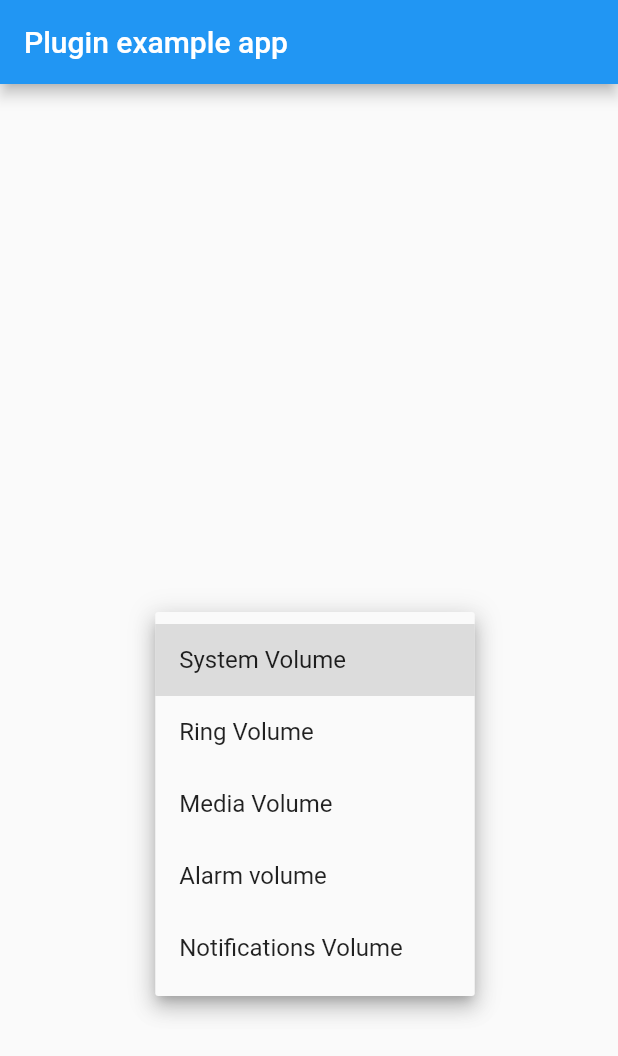
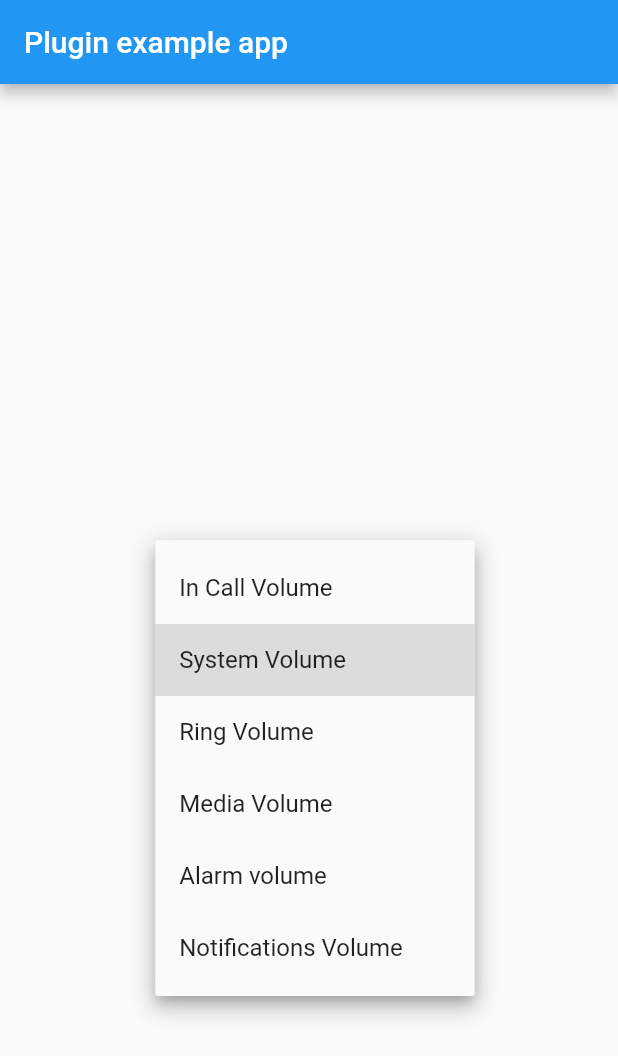
Before and after one commit to Aman-Malhotra/Volume_Flutter, a Flutter app: the screen it shows after launch, after a tap on "System Volume", on a phone screen of 412 x 824 dp. Shown: the top 1056 px of the screen. Run offline on Flutter 3.47's test engine with Material 2 defaults, Android fonts, the phone set to English and light mode, and no system bars.

```diff
--- a/example/lib/main.dart
+++ b/example/lib/main.dart
@@ -12,7 +12,6 @@ class MyApp extends StatefulWidget {
 }
 
 class _MyAppState extends State<MyApp> {
-  String _platformVersion = 'Unknown';
   AudioManager audioManager;
   int maxVol, currentVol;
 
@@ -26,14 +25,13 @@ class _MyAppState extends State<MyApp> {
 
   Future<void> initPlatformState() async {
     await Volume.controlVolume(AudioManager.STREAM_SYSTEM);
-    setState((){});
   }
 
   updateVolumes() async {
+    // get Max Volume
     maxVol = await Volume.getMaxVol;
-    print(maxVol);
+    // get Current Volume
     currentVol = await Volume.getVol;
-    print(currentVol);
     setState(() {});
   }
 
@@ -55,6 +53,10 @@ class _MyAppState extends State<MyApp> {
               DropdownButton(
                 value: audioManager,
                 items: [
+                  DropdownMenuItem(
+                    child: Text("In Call Volume"),
+                    value: AudioManager.STREAM_VOICE_CALL,
+                  ),
                   DropdownMenuItem(
                     child: Text("System Volume"),
                     value: AudioManager.STREAM_SYSTEM,
```
Also changed, not shown: 1 other file.
